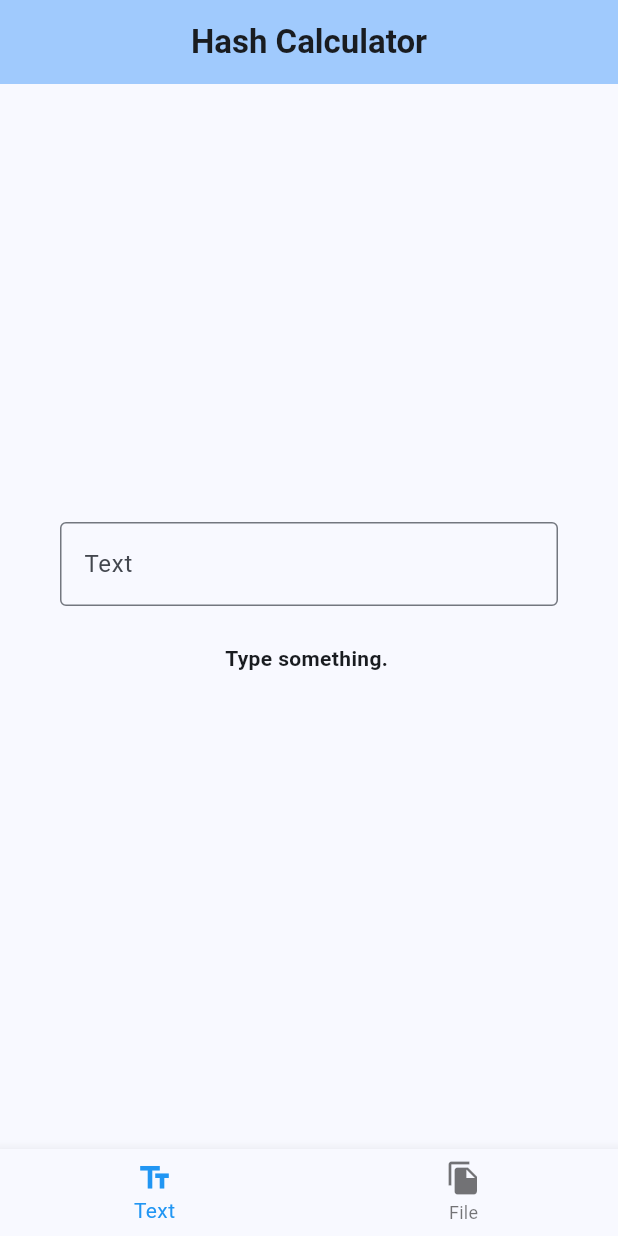
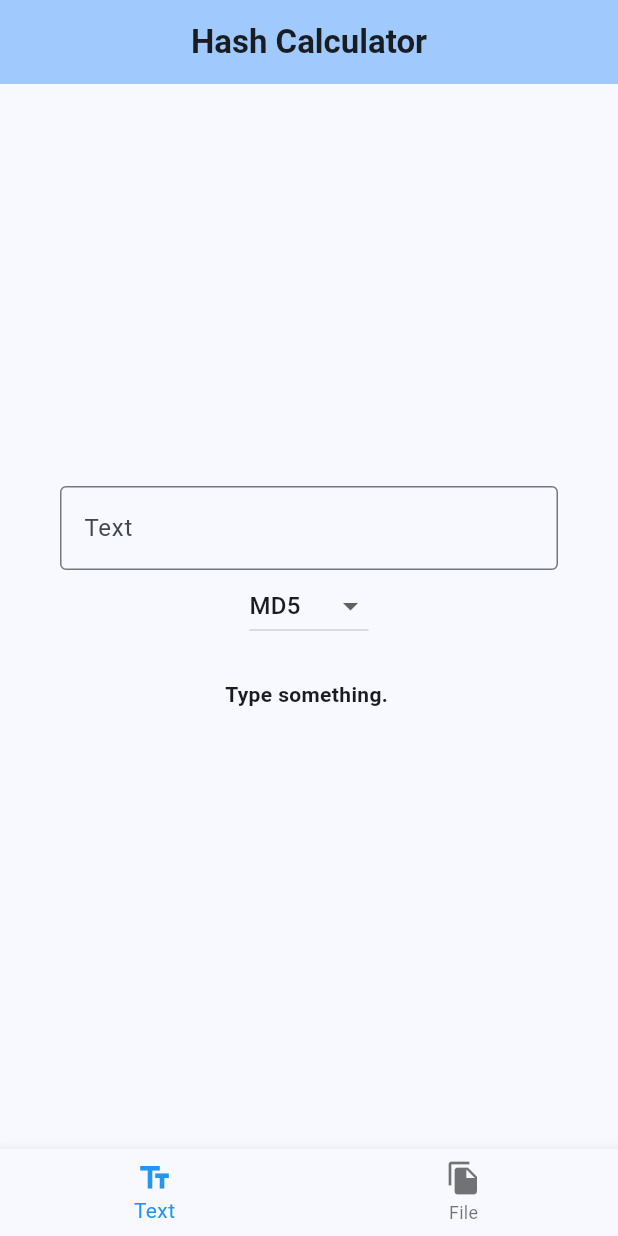
Before and after one commit to binod634/Flutter-Hash_Calculator, a Flutter app: the screen it shows after launch, on a phone screen of 412 x 824 dp. Run offline on Flutter 3.47's test engine with Material 3 defaults, Android fonts, the phone set to English and light mode, and no system bars; our stand-ins replace file_picker, fluttertoast.

Commit message:
restructure of Ui.

```diff
--- a/lib/main.dart
+++ b/lib/main.dart
@@ -1,5 +1,6 @@
 import 'dart:convert';
 import 'dart:io';
+import 'dart:math';
 import 'package:crypto/crypto.dart';
 import 'package:flutter/material.dart';
 import 'package:fluttertoast/fluttertoast.dart';
@@ -92,12 +93,27 @@ class AppTextView extends StatefulWidget {
 
 class AppTextViewImpl extends State<AppTextView> {
   String? hash;
+  String? currentString;
+  Hash currentlySelectedHash = listAllHashes.first;
 
   void updateHashFromText(String str) {
-    String newHash = md5.convert(utf8.encode(str)).toString();
+    currentString = str;
+    String newHash = currentlySelectedHash.convert(utf8.encode(str)).toString();
     setState(() {
       hash = newHash;
     });
+  }
+
+  void changeHash(Hash? algorithm) {
+    if (algorithm == null) {
+      return;
+    }
+    setState(() {
+      currentlySelectedHash = algorithm;
+    });
+    if (hash != null) {
+      updateHashFromText(currentString!);
+    }
   }
 
   @override
@@ -112,10 +128,18 @@ class AppTextViewImpl extends State<AppTextView> {
                 border: OutlineInputBorder(), labelText: "Text"),
             onChanged: updateHashFromText,
           ),
+          DropdownButton(
+              // icon: const Icon(Icons.abc),
+              value: currentlySelectedHash,
+              items: listAllHashes
+                  .map((e) => DropdownMenuItem(
+                      value: e, child: Text(stripInstanceOf(e.toString()))))
+                  .toList(),
+              onChanged: changeHash),
           Padding(
               padding: const EdgeInsets.symmetric(vertical: 25),
               child: SelectableText(
-                hash != null ? "MD5: $hash" : "Type something.",
+                hash != null ? "$hash" : "Type something.",
                 textAlign: TextAlign.center,
                 style: const TextStyle(fontWeight: FontWeight.bold),
               ))
@@ -133,14 +157,6 @@ class AppFileView extends StatefulWidget {
 }
 
 class AppFileViewImpl extends State<AppFileView> {
-  List<Hash> listAllHashes = [
-    md5,
-    sha1,
-    sha224,
-    sha256,
-    sha384,
-    sha512,
-  ];
   FilePickerResult? result;
   Hash? currentlySelectedHash = md5;
   String? hash;
@@ -170,14 +186,13 @@ class AppFileViewImpl extends State<AppFileView> {
     });
   }
 
-  String stripInstanceOf(String name, {String prefix = ''}) {
-    return name.split('\'').elementAt(1).replaceAll('_', prefix);
-  }
-
   @override
   Widget build(BuildContext context) {
     return Column(
       mainAxisAlignment: MainAxisAlignment.center,
+      children: [
+        Row(
+          mainAxisAlignment: MainAxisAlignment.spaceEvenly,
           children: [
             FilledButton.icon(
               onPressed: pickFile,
@@ -185,14 +200,17 @@ class AppFileViewImpl extends State<AppFileView> {
               icon: const Icon(Icons.file_copy),
               label: const Text("Pick File"),
             ),
-        customPadding(),
+            // customPadding(),
             DropdownButton(
+                // icon: const Icon(Icons.abc),
                 value: currentlySelectedHash,
                 items: listAllHashes
                     .map((e) => DropdownMenuItem(
                         value: e, child: Text(stripInstanceOf(e.toString()))))
                     .toList(),
                 onChanged: changeHash),
+          ],
+        ),
         customPadding(),
         Padding(
           padding: const EdgeInsets.symmetric(horizontal: 32),
@@ -209,3 +227,16 @@ class AppFileViewImpl extends State<AppFileView> {
     return const Padding(padding: EdgeInsets.symmetric(vertical: 10.0));
   }
 }
+
+List<Hash> listAllHashes = [
+  md5,
+  sha1,
+  sha224,
+  sha256,
+  sha384,
+  sha512,
+];
+
+String stripInstanceOf(String name, {String prefix = ''}) {
+  return name.split('\'').elementAt(1).replaceAll('_', prefix);
+}
```
Lines whose indentation alone changed are shown as unchanged.
